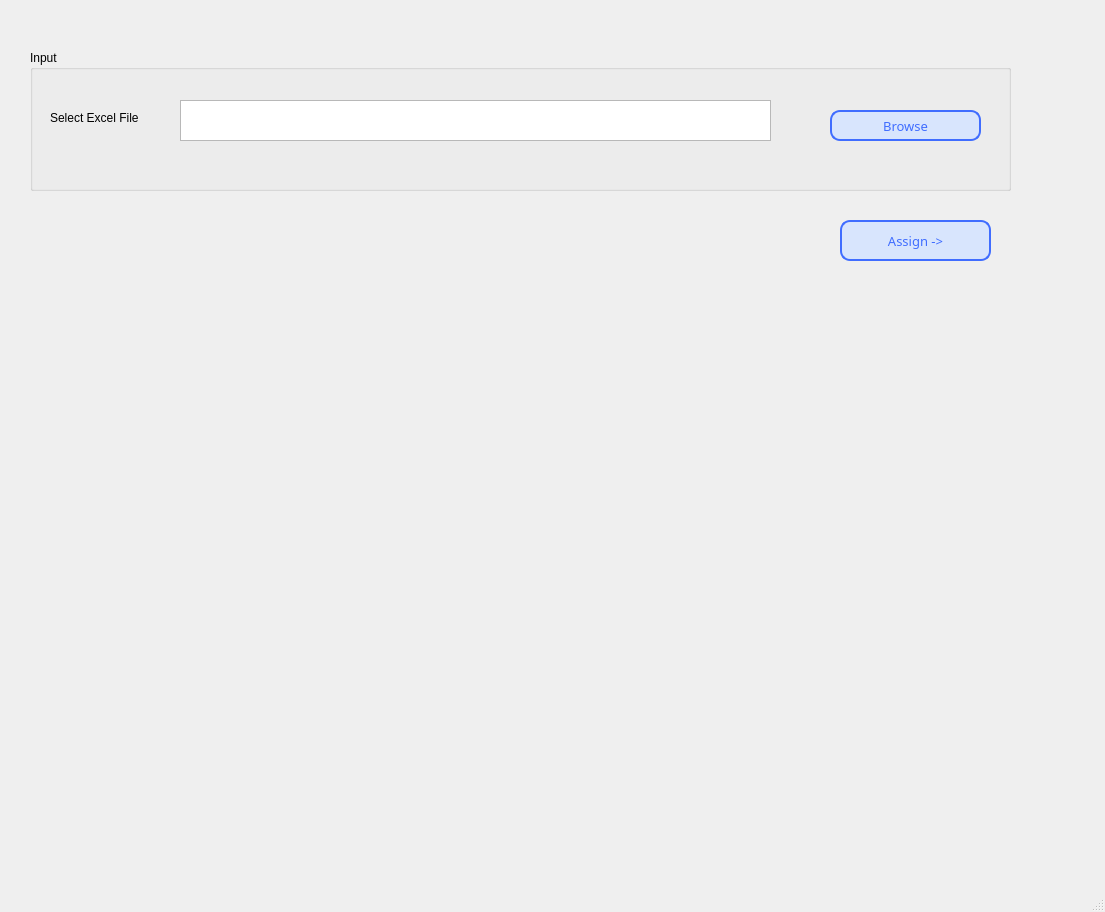
First picture: the form in uiFiles/mainUI.ui, repository NMBawiskar/ProductionScheduler_using_image_processing, before the edit.
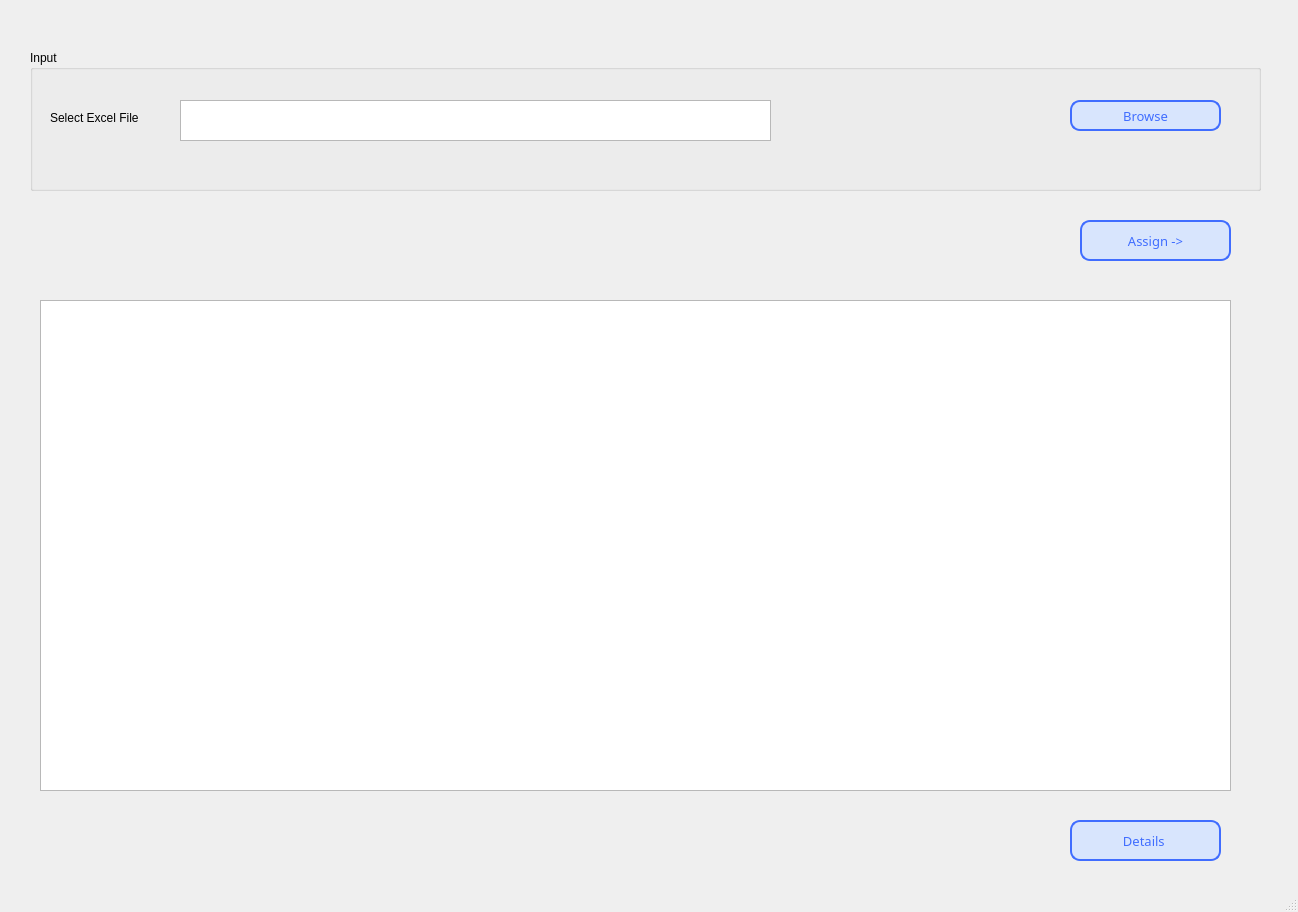
Second picture: the form after the edit.

```diff
--- a/uiFiles/mainUI.ui
+++ b/uiFiles/mainUI.ui
@@ -6,7 +6,7 @@
    <rect>
     <x>0</x>
     <y>0</y>
-    <width>1105</width>
+    <width>1298</width>
     <height>912</height>
    </rect>
   </property>
@@ -19,7 +19,7 @@
      <rect>
       <x>30</x>
       <y>50</y>
-      <width>981</width>
+      <width>1231</width>
       <height>141</height>
      </rect>
     </property>
@@ -29,8 +29,8 @@
     <widget class="QPushButton" name="btn_browse">
      <property name="geometry">
       <rect>
-       <x>800</x>
-       <y>60</y>
+       <x>1040</x>
+       <y>50</y>
        <width>151</width>
        <height>31</height>
       </rect>
@@ -82,7 +82,7 @@
    <widget class="QPushButton" name="btn_start">
     <property name="geometry">
      <rect>
-      <x>840</x>
+      <x>1080</x>
       <y>220</y>
       <width>151</width>
       <height>41</height>
@@ -108,6 +108,45 @@
      <string>Assign -&gt;</string>
     </property>
    </widget>
+   <widget class="QPushButton" name="btn_details">
+    <property name="geometry">
+     <rect>
+      <x>1070</x>
+      <y>820</y>
+      <width>151</width>
+      <height>41</height>
+     </rect>
+    </property>
+    <property name="font">
+     <font>
+      <family>Segoe UI Semibold</family>
+      <pointsize>10</pointsize>
+      <weight>7</weight>
+      <italic>false</italic>
+      <bold>false</bold>
+     </font>
+    </property>
+    <property name="styleSheet">
+     <string notr="true">background-color:rgb(216, 229, 253);
+font: 63 10pt &quot;Segoe UI Semibold&quot;;
+color: rgb(64, 109, 255);
+border-radius:10;
+border:2px solid rgb(64, 109, 255);</string>
+    </property>
+    <property name="text">
+     <string>Details </string>
+    </property>
+   </widget>
+   <widget class="QTableWidget" name="tableWidgetResult">
+    <property name="geometry">
+     <rect>
+      <x>40</x>
+      <y>300</y>
+      <width>1191</width>
+      <height>491</height>
+     </rect>
+    </property>
+   </widget>
   </widget>
   <widget class="QMenuBar" name="menubar">
    <property name="geometry">
```
Left out of the diff: 2 changed lines with no effect on the pictures.
